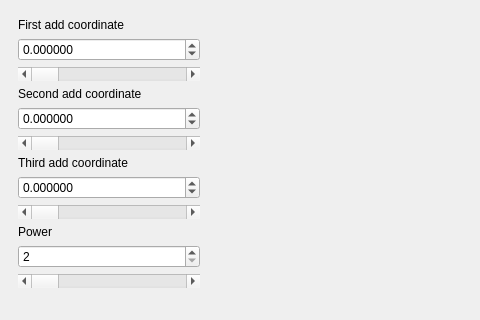
Old version of the form mainwindow.ui in the repository Constantor/fractals3d; both pictures show x 0 to 480 and y 0 to 320 of the 996 by 614 pixel window.
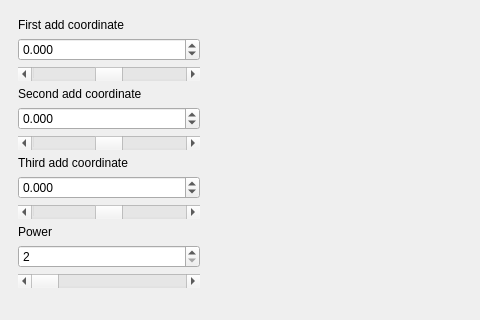
New version of the form.

Commit message: Fully connected sliders and spinbox

```diff
--- a/mainwindow.ui
+++ b/mainwindow.ui
@@ -40,7 +40,7 @@
 							<item>
 								<widget class="QDoubleSpinBox" name="firstCoordBox">
 									<property name="decimals">
-										<number>6</number>
+          <number>3</number>
 									</property>
 									<property name="minimum">
 										<double>-2.000000000000000</double>
@@ -55,6 +55,12 @@
 							</item>
 							<item>
 								<widget class="QScrollBar" name="firstCoordBar">
+         <property name="maximum">
+          <number>4000</number>
+         </property>
+         <property name="value">
+          <number>2000</number>
+         </property>
 									<property name="orientation">
 										<enum>Qt::Horizontal</enum>
 									</property>
@@ -70,7 +76,7 @@
 							<item>
 								<widget class="QDoubleSpinBox" name="secondCoordBox">
 									<property name="decimals">
-										<number>6</number>
+          <number>3</number>
 									</property>
 									<property name="minimum">
 										<double>-2.000000000000000</double>
@@ -85,6 +91,12 @@
 							</item>
 							<item>
 								<widget class="QScrollBar" name="secondCoordBar">
+         <property name="maximum">
+          <number>4000</number>
+         </property>
+         <property name="value">
+          <number>2000</number>
+         </property>
 									<property name="orientation">
 										<enum>Qt::Horizontal</enum>
 									</property>
@@ -100,7 +112,7 @@
 							<item>
 								<widget class="QDoubleSpinBox" name="thirdCoordBox">
 									<property name="decimals">
-										<number>6</number>
+          <number>3</number>
 									</property>
 									<property name="minimum">
 										<double>-2.000000000000000</double>
@@ -115,6 +127,12 @@
 							</item>
 							<item>
 								<widget class="QScrollBar" name="thirdCoordBar">
+         <property name="maximum">
+          <number>4000</number>
+         </property>
+         <property name="value">
+          <number>2000</number>
+         </property>
 									<property name="orientation">
 										<enum>Qt::Horizontal</enum>
 									</property>
```
Left out of the diff: 18 changed lines with no effect on the pictures. Lines whose indentation alone changed are shown as unchanged. The commit also changes 2 other files.
